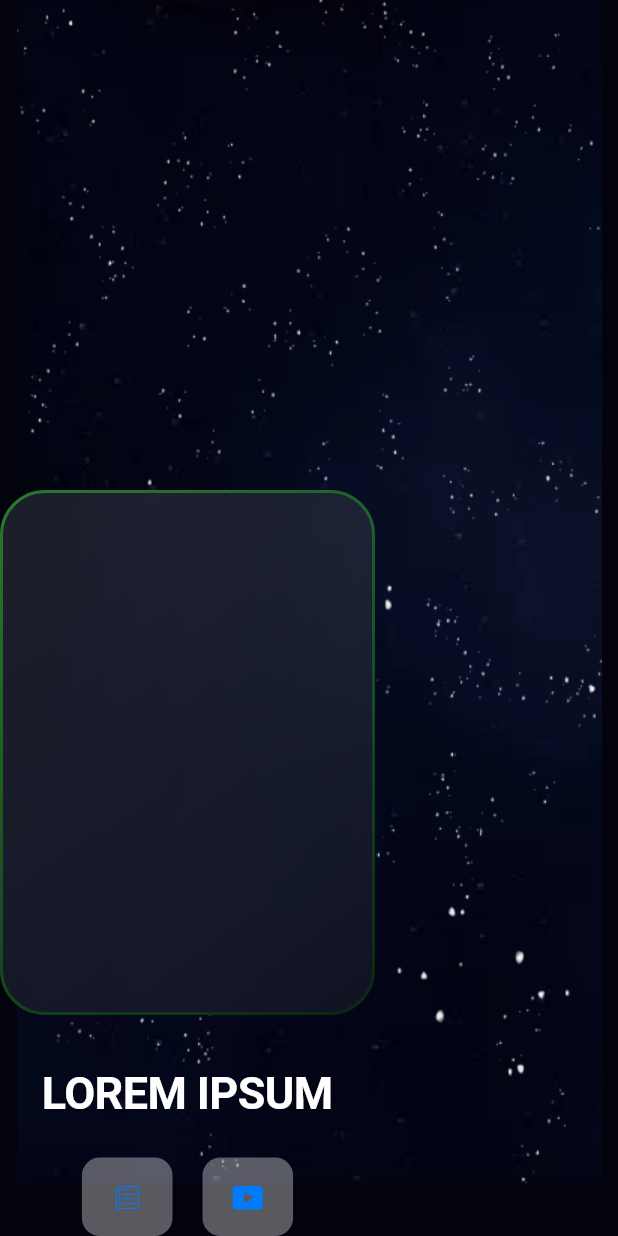
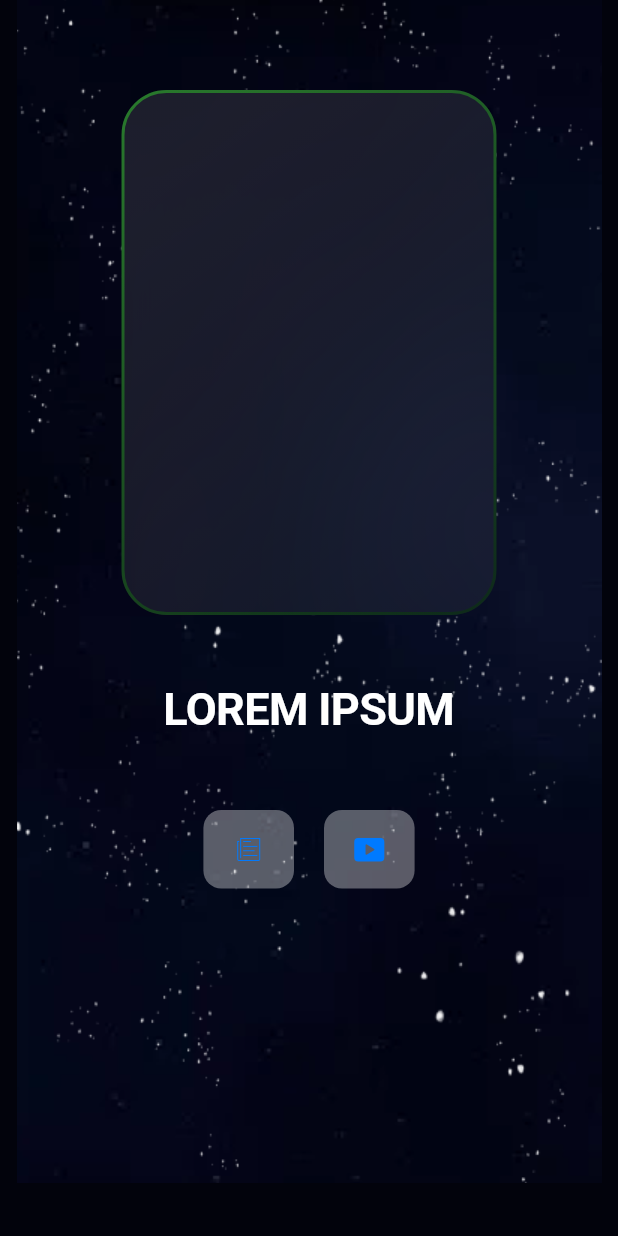
Before and after one commit to GDG-GTBIT/Flutter-Rocket-App, a Flutter app: the screen it shows after launch, on a phone screen of 412 x 824 dp. Run offline on Flutter 3.47's test engine with Material 2 defaults, Android fonts, the phone set to English and light mode, and no system bars; drawn by our look-alikes of glassmorphism.

Commit message:
Improved parallax

```diff
--- a/lib/pages/page-2.1.dart
+++ b/lib/pages/page-2.1.dart
@@ -31,12 +31,13 @@ class _Page2State extends State<Page2> {
   @override
   Widget build(BuildContext context) {
     var size = MediaQuery.of(context).size;
-    var heigt = size.height * 2;
+    var height = size.height * 2;
 
     return CupertinoPageScaffold(
       child: Container(
         color: const Color.fromARGB(255, 2, 3, 12),
-        child: Stack(children: [
+        child: Stack(
+          children: [
             Positioned(
                 bottom: offset * 0.3,
                 right: 0,
@@ -48,9 +49,31 @@ class _Page2State extends State<Page2> {
                 left: 0,
                 child: Image.asset('assets/star1.png')),
             Positioned(
-            bottom: offset * 0.7,
+              top: size.height + (offset * -1 * 1),
+              child: Container(
+                alignment: Alignment.center,
+                width: size.width,
+                height: height,
+                color: const Color.fromARGB(82, 255, 255, 255),
+                child: Column(
+                  children: const [
+                    Text('Date'),
+                    Text('Varient'),
+                    Text('Description'),
+                  ],
+                ),
+              ),
+            ),
+            Positioned.fill(
+              child: SingleChildScrollView(
+                controller: mainScroll,
+                child: SizedBox(
+                  height: height,
                   child: Column(
                     children: [
+                      const SizedBox(
+                        height: 60,
+                      ),
                       GlassmorphicContainer(
                         width: 250,
                         height: 350,
@@ -58,6 +81,7 @@ class _Page2State extends State<Page2> {
                         blur: 30,
                         alignment: Alignment.center,
                         border: 2,
+                        child: null,
                         linearGradient: LinearGradient(
                             begin: Alignment.topLeft,
                             end: Alignment.bottomRight,
@@ -73,14 +97,15 @@ class _Page2State extends State<Page2> {
                           begin: Alignment.topLeft,
                           end: Alignment.bottomRight,
                           colors: [
-                      const Color.fromARGB(255, 53, 213, 45).withOpacity(0.5),
-                      const Color.fromARGB(255, 6, 54, 4).withOpacity(0.5),
+                            const Color.fromARGB(255, 53, 213, 45)
+                                .withOpacity(0.5),
+                            const Color.fromARGB(255, 6, 54, 4)
+                                .withOpacity(0.5),
                           ],
                         ),
-                  child: null,
                       ),
                       const SizedBox(
-                  height: 35,
+                        height: 45,
                       ),
                       const Text(
                         'LOREM IPSUM',
@@ -90,9 +115,10 @@ class _Page2State extends State<Page2> {
                             color: CupertinoColors.white),
                       ),
                       const SizedBox(
-                  height: 25,
+                        height: 50,
                       ),
                       Row(
+                        mainAxisAlignment: MainAxisAlignment.center,
                         children: [
                           CupertinoButton(
                             color: const Color.fromARGB(88, 255, 255, 255),
@@ -105,35 +131,18 @@ class _Page2State extends State<Page2> {
                           CupertinoButton(
                             color: const Color.fromARGB(88, 255, 255, 255),
                             onPressed: () {},
-                      child: const Icon(CupertinoIcons.play_rectangle_fill),
+                            child:
+                                const Icon(CupertinoIcons.play_rectangle_fill),
                           ),
                         ],
                       ),
                     ],
                   ),
                 ),
-          Positioned(
-            top: size.height + (offset * -1 * 1),
-            child: Container(
-              alignment: Alignment.center,
-              width: size.width,
-              height: size.height * 1.5,
-              color: const Color.fromARGB(82, 255, 255, 255),
-              child: Column(
-                children: const [
-                  Text('Date'),
-                  Text('Varient'),
-                  Text('Description'),
+              ),
+            ),
           ],
         ),
-            ),
-          ),
-          Positioned.fill(
-              child: SingleChildScrollView(
-            controller: mainScroll,
-            child: SizedBox(height: heigt),
-          )),
-        ]),
       ),
     );
   }
```
Lines whose indentation alone changed are shown as unchanged.
